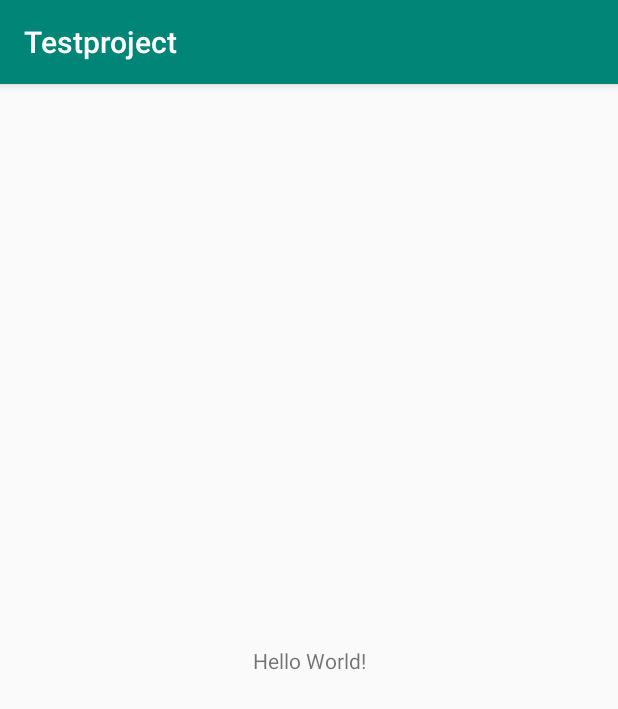
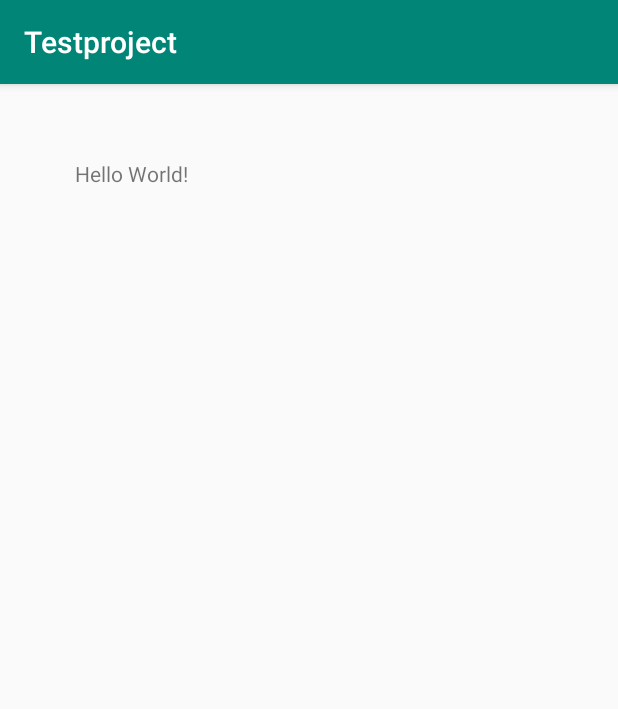
Before and after one commit to 0203peter/Testproject, an Android app: the screen it shows after launch (MainActivity), on a phone screen of 412 x 824 dp. Shown: the top 709 px of the screen. Run offline under Robolectric (Android 15) with nearby library versions, the phone set to English and light mode, and no system bars.

Commit message:
Framelayout으로 수정

```diff
--- a/app/src/main/res/layout/activity_main.xml
+++ b/app/src/main/res/layout/activity_main.xml
@@ -1,5 +1,5 @@
 <?xml version="1.0" encoding="utf-8"?>
-<androidx.constraintlayout.widget.ConstraintLayout xmlns:android="http://schemas.android.com/apk/res/android"
+<FrameLayout xmlns:android="http://schemas.android.com/apk/res/android"
     xmlns:app="http://schemas.android.com/apk/res-auto"
     xmlns:tools="http://schemas.android.com/tools"
     android:layout_width="match_parent"
@@ -13,6 +13,7 @@
         app:layout_constraintBottom_toBottomOf="parent"
         app:layout_constraintLeft_toLeftOf="parent"
         app:layout_constraintRight_toRightOf="parent"
-        app:layout_constraintTop_toTopOf="parent" />
+        app:layout_constraintTop_toTopOf="parent"
+        android:layout_margin="50dp"/>
 
-</androidx.constraintlayout.widget.ConstraintLayout>
+</FrameLayout>
```
